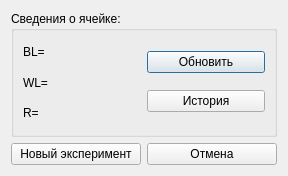
Before: the Qt Designer form gui/uies/cell_info.ui in neurocomputer/MemriBoard, drawn with Qt 5.
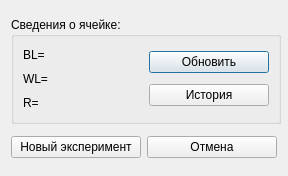
After: the same form once the commit is applied.

Diff of the .ui file:
```diff
--- a/gui/uies/cell_info.ui
+++ b/gui/uies/cell_info.ui
@@ -16,12 +16,36 @@
     <verstretch>0</verstretch>
    </sizepolicy>
   </property>
+  <property name="minimumSize">
+   <size>
+    <width>288</width>
+    <height>176</height>
+   </size>
+  </property>
+  <property name="maximumSize">
+   <size>
+    <width>288</width>
+    <height>176</height>
+   </size>
+  </property>
   <property name="windowTitle">
    <string>Ячейка</string>
   </property>
   <layout class="QVBoxLayout" name="verticalLayout_8">
    <item>
     <widget class="QGroupBox" name="groupBox">
+     <property name="minimumSize">
+      <size>
+       <width>270</width>
+       <height>107</height>
+      </size>
+     </property>
+     <property name="maximumSize">
+      <size>
+       <width>270</width>
+       <height>107</height>
+      </size>
+     </property>
      <property name="title">
       <string>Сведения о ячейке:</string>
      </property>
```
